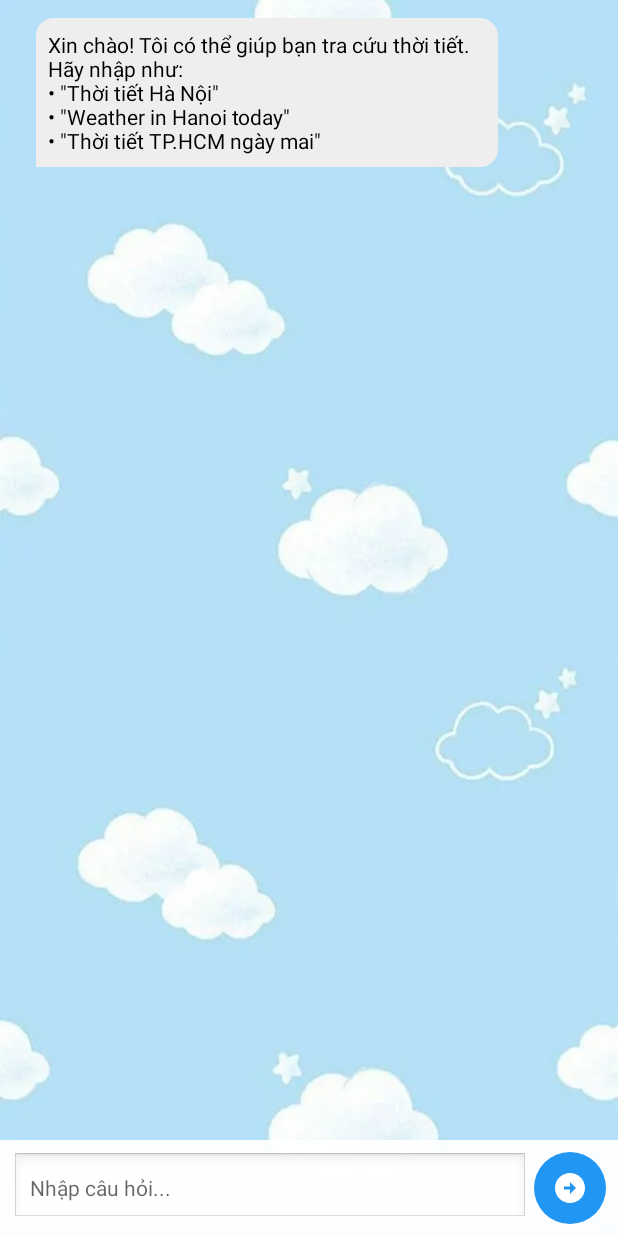
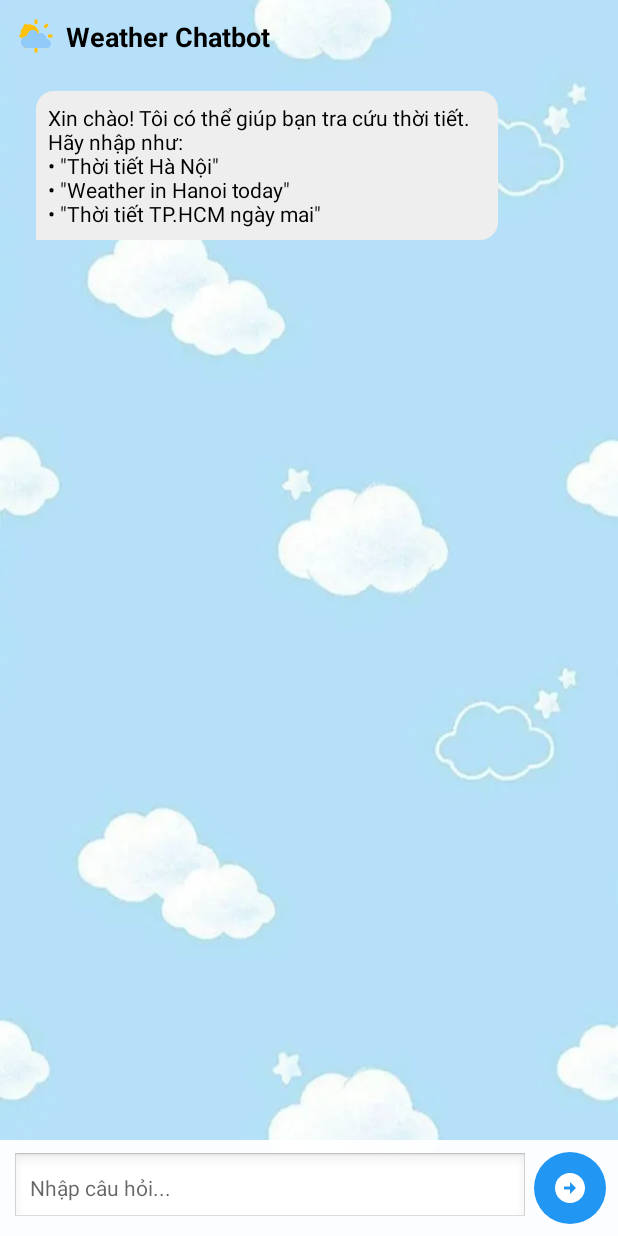
Before and after one commit to xanhhangreal/Weather, an Android app: the ChatActivity screen opened directly, with no data from a screen before it, on a phone screen of 412 x 824 dp. Run offline under Robolectric (Android 15) with nearby library versions, the phone set to English and light mode, and no system bars; our stand-ins replace Volley; network calls fail.

Commit message:
Update chatbot layout

```diff
--- /dev/null
+++ b/app/src/main/res/drawable/ic_weather.xml
@@ -0,0 +1,53 @@
+<?xml version="1.0" encoding="utf-8"?>
+<!-- Weather icon combining sun and cloud -->
+<vector xmlns:android="http://schemas.android.com/apk/res/android"
+    android:width="24dp"
+    android:height="24dp"
+    android:viewportWidth="24"
+    android:viewportHeight="24">
+
+    <!-- Sun core -->
+    <path
+        android:fillColor="#FFC107"
+        android:pathData="M12,6 A6,6 0 1,1 11.999,5.999 Z"/>
+
+    <!-- Sun rays -->
+    <path
+        android:strokeColor="#FFC107"
+        android:strokeWidth="2"
+        android:pathData="M12,1 L12,4"/>
+    <path
+        android:strokeColor="#FFC107"
+        android:strokeWidth="2"
+        android:pathData="M12,20 L12,23"/>
+    <path
+        android:strokeColor="#FFC107"
+        android:strokeWidth="2"
+        android:pathData="M4.22,4.22 L6.34,6.34"/>
+    <path
+        android:strokeColor="#FFC107"
+        android:strokeWidth="2"
+        android:pathData="M17.66,17.66 L19.78,19.78"/>
+    <path
+        android:strokeColor="#FFC107"
+        android:strokeWidth="2"
+        android:pathData="M1,12 L4,12"/>
+    <path
+        android:strokeColor="#FFC107"
+        android:strokeWidth="2"
+        android:pathData="M20,12 L23,12"/>
+    <path
+        android:strokeColor="#FFC107"
+        android:strokeWidth="2"
+        android:pathData="M4.22,19.78 L6.34,17.66"/>
+    <path
+        android:strokeColor="#FFC107"
+        android:strokeWidth="2"
+        android:pathData="M17.66,6.34 L19.78,4.22"/>
+
+    <!-- Cloud -->
+    <path
+        android:fillColor="#90CAF9"
+        android:pathData="M19,14c0-2.21-1.79-4-4-4-0.67,0-1.3,0.17-1.85,0.47C12.92,9.12,11.52,8,10,8c-2.21,0-4,1.79-4,4H6
+            c-2.21,0-4,1.79-4,4s1.79,4,4,4h13c1.65,0,3-1.35,3-3S20.65,14,19,14z"/>
+</vector>
--- a/app/src/main/res/layout/activity_chat.xml
+++ b/app/src/main/res/layout/activity_chat.xml
@@ -7,10 +7,38 @@
     android:background="@drawable/cloud_background"
     android:padding="0dp">
 
+    <LinearLayout
+        android:id="@+id/header_container"
+        android:layout_width="match_parent"
+        android:layout_height="wrap_content"
+        android:orientation="horizontal"
+        android:padding="12dp"
+        android:gravity="center_vertical"
+        android:layout_alignParentTop="true">
+
+        <ImageView
+            android:id="@+id/weather_icon"
+            android:layout_width="24dp"
+            android:layout_height="24dp"
+            android:layout_marginEnd="8dp"
+            android:src="@drawable/ic_weather"
+            android:contentDescription="Weather Icon" />
+
+        <TextView
+            android:id="@+id/header_title"
+            android:layout_width="wrap_content"
+            android:layout_height="wrap_content"
+            android:text="Weather Chatbot"
+            android:textColor="#000000"
+            android:textSize="18sp"
+            android:textStyle="bold" />
+    </LinearLayout>
+
     <!-- ================================
          1. ScrollView chứa danh sách các bubble
          ================================= -->
     <ScrollView
+        android:layout_below="@id/header_container"
         android:id="@+id/scroll_container"
         android:layout_width="match_parent"
         android:layout_height="match_parent"
```
Also changed, not shown: 1 other file.
